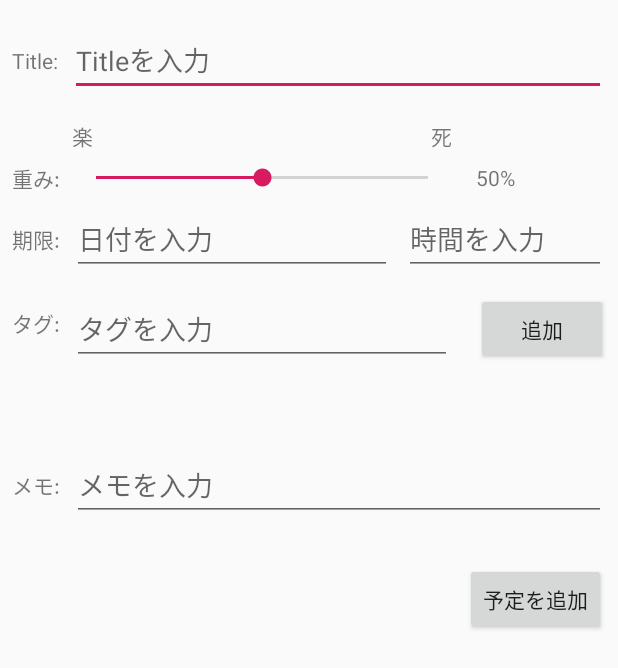
After one commit to kiesproject/yabamiru, an Android app: the layout task_edit_layout.xml on its own in the app's theme, with its tools: preview values and no code run, on a phone screen of 412 x 824 dp. The commit adds this screen. Shown: the top 668 px of the screen. Run offline under Robolectric (Android 15) with nearby library versions, the phone set to English and light mode, and no system bars.

Commit message:
add task edit layout

```diff
--- a/app/src/main/java/com/example/yabamiru/MainActivity.kt
+++ b/app/src/main/java/com/example/yabamiru/MainActivity.kt
@@ -24,6 +24,5 @@
         viewPager.adapter=TabAdapter(supportFragmentManager,this)
         val tabLayout = findViewById<TabLayout>(R.id.tab_layout)
         tabLayout.setupWithViewPager(viewPager)
-
     }
 }
--- /dev/null
+++ b/app/src/main/res/layout/task_edit_layout.xml
@@ -0,0 +1,219 @@
+<?xml version="1.0" encoding="utf-8"?>
+<android.support.constraint.ConstraintLayout xmlns:android="http://schemas.android.com/apk/res/android"
+                                             xmlns:app="http://schemas.android.com/apk/res-auto"
+                                             xmlns:tools="http://schemas.android.com/tools"
+                                             android:layout_width="match_parent"
+                                             android:layout_height="match_parent"
+>
+
+    <EditText
+            android:id="@+id/edit_title"
+            android:layout_width="0dp"
+            android:layout_height="wrap_content"
+            android:layout_marginEnd="8dp"
+            android:layout_marginStart="8dp"
+            android:layout_marginTop="16dp"
+            android:ems="10"
+            android:hint="@string/input_hint_title"
+            android:inputType="textPersonName"
+            app:layout_constraintEnd_toEndOf="parent"
+            app:layout_constraintStart_toEndOf="@+id/text_title"
+            app:layout_constraintTop_toTopOf="parent"/>
+
+    <SeekBar
+            android:id="@+id/edit_seekBar"
+            android:layout_width="0dp"
+            android:layout_height="wrap_content"
+            android:layout_marginEnd="8dp"
+            android:layout_marginStart="8dp"
+            android:layout_marginTop="8dp"
+            android:max="100"
+            android:progress="50"
+            app:layout_constraintEnd_toStartOf="@+id/edit_guideline_right"
+            app:layout_constraintStart_toEndOf="@+id/text_weight"
+            app:layout_constraintTop_toBottomOf="@+id/text_easy"/>
+
+    <TextView
+            android:id="@+id/text_weight"
+            android:layout_width="wrap_content"
+            android:layout_height="wrap_content"
+            android:layout_marginStart="8dp"
+            android:text="@string/title_weight"
+            app:layout_constraintStart_toStartOf="parent"
+            app:layout_constraintTop_toTopOf="@+id/edit_seekBar"
+            app:layout_constraintBottom_toBottomOf="@+id/edit_seekBar"/>
+
+    <TextView
+            android:id="@+id/text_deadline"
+            android:layout_width="wrap_content"
+            android:layout_height="wrap_content"
+            android:layout_marginBottom="8dp"
+            android:layout_marginStart="8dp"
+            android:layout_marginTop="8dp"
+            android:text="@string/title_deadline"
+            app:layout_constraintBottom_toBottomOf="@+id/edit_date"
+            app:layout_constraintStart_toStartOf="parent"
+            app:layout_constraintTop_toTopOf="@+id/edit_date" />
+
+    <EditText
+            android:id="@+id/edit_date"
+            android:layout_width="0dp"
+            android:layout_height="wrap_content"
+            android:layout_marginStart="8dp"
+            android:layout_marginTop="8dp"
+            android:ems="10"
+            android:hint="@string/input_hint_day"
+            android:inputType="date"
+            app:layout_constraintStart_toEndOf="@+id/text_deadline"
+            app:layout_constraintTop_toBottomOf="@+id/edit_seekBar"/>
+
+    <EditText
+            android:id="@+id/edit_time"
+            android:layout_width="0dp"
+            android:layout_height="wrap_content"
+            android:layout_marginEnd="8dp"
+            android:layout_marginStart="8dp"
+            android:ems="10"
+            android:hint="@string/input_hint_time"
+            android:inputType="time"
+            app:layout_constraintEnd_toEndOf="parent"
+            app:layout_constraintHorizontal_bias="0.0"
+            app:layout_constraintStart_toEndOf="@+id/edit_date"
+            app:layout_constraintTop_toTopOf="@+id/edit_date" />
+
+    <TextView
+            android:id="@+id/text_tag"
+            android:layout_width="wrap_content"
+            android:layout_height="wrap_content"
+            android:layout_marginBottom="8dp"
+            android:layout_marginStart="8dp"
+            android:text="@string/title_tag"
+            app:layout_constraintBottom_toBottomOf="@+id/edit_tag"
+            app:layout_constraintStart_toStartOf="parent"
+            app:layout_constraintTop_toTopOf="@+id/edit_tag"
+    />
+
+    <android.support.v7.widget.RecyclerView
+            android:id="@+id/edit_recyclerView"
+            android:layout_width="0dp"
+            android:layout_height="wrap_content"
+            android:layout_marginEnd="8dp"
+            android:layout_marginStart="8dp"
+            android:layout_marginTop="8dp"
+            android:clipToPadding="false"
+            app:layout_constraintEnd_toEndOf="parent"
+            app:layout_constraintStart_toEndOf="@+id/text_tag"
+            app:layout_constraintTop_toBottomOf="@+id/edit_tag"/>
+
+    <TextView
+            android:id="@+id/text_memo"
+            android:layout_width="wrap_content"
+            android:layout_height="wrap_content"
+            android:layout_marginBottom="8dp"
+            android:layout_marginStart="8dp"
+            android:layout_marginTop="8dp"
+            android:text="@string/title_memo"
+            app:layout_constraintBottom_toBottomOf="@+id/edit_memo"
+            app:layout_constraintStart_toStartOf="parent"
+            app:layout_constraintTop_toTopOf="@+id/edit_memo" />
+
+    <TextView
+            android:id="@+id/text_dead"
+            android:layout_width="wrap_content"
+            android:layout_height="wrap_content"
+            android:text="@string/dead"
+            app:layout_constraintTop_toTopOf="@+id/text_easy" app:layout_constraintEnd_toEndOf="@+id/edit_seekBar"/>
+
+    <TextView
+            android:id="@+id/text_easy"
+            android:layout_width="wrap_content"
+            android:layout_height="0dp"
+            android:layout_marginTop="16dp"
+            android:text="@string/easy"
+            app:layout_constraintStart_toStartOf="@+id/edit_seekBar"
+            app:layout_constraintTop_toBottomOf="@+id/edit_title"/>
+
+    <TextView
+            android:id="@+id/text_title"
+            android:layout_width="wrap_content"
+            android:layout_height="wrap_content"
+            android:layout_marginStart="8dp"
+            android:gravity="start"
+            android:text="@string/title_title"
+            app:layout_constraintStart_toStartOf="parent"
+            app:layout_constraintTop_toTopOf="@+id/edit_title"
+            app:layout_constraintBottom_toBottomOf="@+id/edit_title"/>
+
+    <EditText
+            android:id="@+id/edit_memo"
+            android:layout_width="0dp"
+            android:layout_height="wrap_content"
+            android:layout_marginEnd="8dp"
+            android:layout_marginStart="8dp"
+            android:layout_marginTop="48dp"
+            android:ems="10"
+            android:gravity="start"
+            android:hint="@string/input_hint_memo"
+            android:inputType="textMultiLine"
+            android:maxLines="10"
+            app:layout_constraintEnd_toEndOf="parent"
+            app:layout_constraintHorizontal_bias="1.0"
+            app:layout_constraintStart_toEndOf="@+id/text_memo"
+            app:layout_constraintTop_toBottomOf="@+id/edit_recyclerView" />
+
+    <Button
+            android:id="@+id/button_tag"
+            android:layout_width="wrap_content"
+            android:layout_height="wrap_content"
+            android:layout_marginEnd="8dp"
+            android:layout_marginStart="8dp"
+            android:text="@string/add"
+            app:layout_constraintEnd_toEndOf="parent"
+            app:layout_constraintHorizontal_bias="0.111"
+            app:layout_constraintStart_toStartOf="@+id/edit_guideline_right"
+            app:layout_constraintTop_toTopOf="@+id/edit_tag" app:layout_constraintBottom_toBottomOf="@+id/edit_tag"/>
+
+    <android.support.constraint.Guideline
+            android:id="@+id/edit_guideline_right"
+            android:layout_width="wrap_content"
+            android:layout_height="wrap_content"
+            android:orientation="vertical"
+            app:layout_constraintGuide_percent="0.75"/>
+
+    <Button
+            android:id="@+id/button_add"
+            android:layout_width="0dp"
+            android:layout_height="wrap_content"
+            android:layout_marginEnd="8dp"
+            android:layout_marginTop="28dp"
+            android:text="@string/add_plan"
+            app:layout_constraintEnd_toEndOf="parent"
+            app:layout_constraintTop_toBottomOf="@+id/edit_memo"/>
+
+    <EditText
+            android:id="@+id/edit_tag"
+            android:layout_width="0dp"
+            android:layout_height="wrap_content"
+            android:layout_marginEnd="8dp"
+            android:layout_marginTop="12dp"
+            android:ems="10"
+            android:hint="@string/input_hint_tag"
+            android:inputType="textPersonName"
+            app:layout_constraintEnd_toStartOf="@+id/edit_guideline_right"
+            app:layout_constraintHorizontal_bias="0.956"
+            app:layout_constraintTop_toBottomOf="@+id/edit_date" app:layout_constraintStart_toEndOf="@+id/text_tag"
+            android:layout_marginStart="8dp"/>
+
+    <TextView
+            android:id="@+id/textView"
+            android:layout_width="0dp"
+            android:layout_height="wrap_content"
+            android:layout_marginEnd="8dp"
+            app:layout_constraintEnd_toEndOf="parent"
+            tools:text="50%"
+            android:layout_marginStart="8dp"
+            app:layout_constraintTop_toTopOf="@+id/edit_seekBar"
+            app:layout_constraintBottom_toBottomOf="@+id/edit_seekBar"
+            app:layout_constraintStart_toStartOf="@+id/edit_guideline_right"/>
+
+</android.support.constraint.ConstraintLayout>
--- a/build.gradle
+++ b/build.gradle
@@ -8,7 +8,7 @@
 
     }
     dependencies {
-        classpath 'com.android.tools.build:gradle:3.4.1'
+        classpath 'com.android.tools.build:gradle:3.4.2'
         classpath "org.jetbrains.kotlin:kotlin-gradle-plugin:$kotlin_version"
         // NOTE: Do not place your application dependencies here; they belong
         // in the individual module build.gradle files
```
